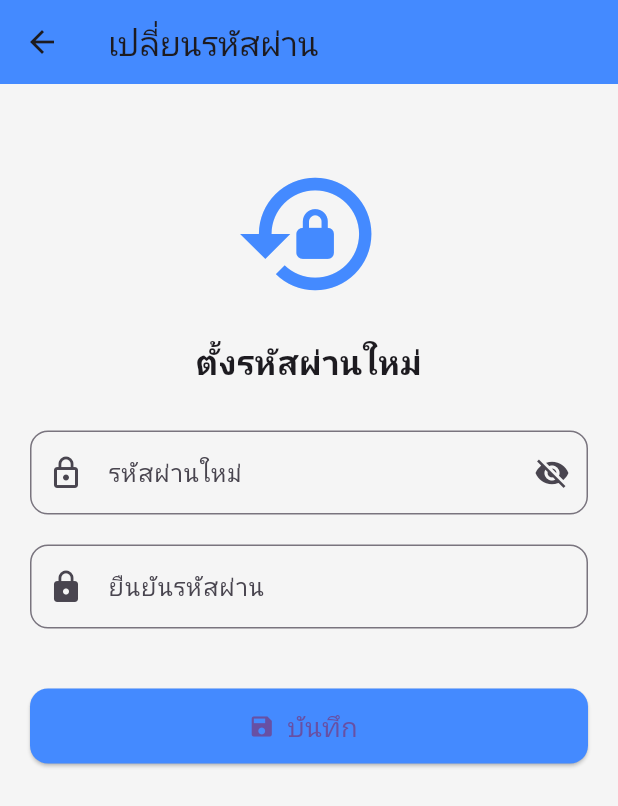
After one commit to Sermsukpond22/ReceiptBox, a Flutter app: the AdminScreen screen opened directly, item 2 of the bottom bar chosen, after a tap on "เปลี่ยนรหัสผ่าน", on a phone screen of 412 x 824 dp. The commit adds this screen. Shown: the top 806 px of the screen. Run offline on Flutter 3.47's test engine with Material 3 defaults, Android fonts, the phone set to English and light mode, and no system bars; our stand-ins replace cloud_firestore, cool_alert, firebase_auth, firebase_core, firebase_storage, flutter_dotenv and 2 more; accounts and stored records are empty; Roboto replaces fonts that are missing (Kanit, Prompt).

Commit message:
ทำหน้าแอดมิน

```diff
--- /dev/null
+++ b/lib/Screen/Admin/AdminScreen.dart
@@ -0,0 +1,108 @@
+// lib/Screen/AdminScreen.dart
+import 'package:flutter/material.dart';
+import 'package:google_fonts/google_fonts.dart';
+import 'package:firebase_auth/firebase_auth.dart'; // สำหรับ logout
+// import 'package:cloud_firestore/cloud_firestore.dart'; // สำหรับใช้ในอนาคตถ้าต้องการ
+import 'package:cool_alert/cool_alert.dart'; // สำหรับแจ้งเตือน
+import 'package:run_android/Screen/LoginScreen.dart';
+
+import 'UserManagementScreen.dart'; // import หน้าจัดการผู้ใช้
+import 'AdminSettingsScreen.dart'; // import หน้าตั้งค่าผู้ดูแลระบบ
+
+
+class AdminScreen extends StatefulWidget {
+  @override
+  _AdminScreenState createState() => _AdminScreenState();
+}
+
+class _AdminScreenState extends State<AdminScreen> {
+  int _selectedIndex = 0;
+
+  // รายการ Widget ที่จะแสดงในแต่ละ tab ของ BottomNavigationBar
+  static final List<Widget> _widgetOptions = <Widget>[
+    UserManagementScreen(), // หน้าจัดการผู้ใช้
+    AdminSettingsScreen(), // หน้าตั้งค่าผู้ดูแลระบบ
+  ];
+
+  void _onItemTapped(int index) {
+    setState(() {
+      _selectedIndex = index;
+    });
+  }
+
+  // ฟังก์ชันสำหรับออกจากระบบ
+  Future<void> _logout() async {
+    CoolAlert.show(
+      context: context,
+      type: CoolAlertType.confirm,
+      title: 'ออกจากระบบ',
+      text: 'คุณแน่ใจหรือไม่ที่ต้องการออกจากระบบ?',
+      confirmBtnText: 'ใช่',
+      cancelBtnText: 'ไม่',
+      onConfirmBtnTap: () async {
+        try {
+          await FirebaseAuth.instance.signOut();
+          Navigator.of(context).pushAndRemoveUntil(
+            MaterialPageRoute(builder: (context) => LoginScreen()),
+            (Route<dynamic> route) => false, // ลบทุกหน้าออกจาก stack
+          );
+          CoolAlert.show(
+            context: context,
+            type: CoolAlertType.success,
+            title: 'ออกจากระบบสำเร็จ',
+            text: 'กำลังนำคุณไปยังหน้าเข้าสู่ระบบ',
+            autoCloseDuration: Duration(seconds: 2),
+          );
+        } catch (e) {
+          CoolAlert.show(
+            context: context,
+            type: CoolAlertType.error,
+            title: 'เกิดข้อผิดพลาด',
+            text: 'ไม่สามารถออกจากระบบได้: ${e.toString()}',
+          );
+        }
+      },
+    );
+  }
+
+  @override
+  Widget build(BuildContext context) {
+    return Scaffold(
+      appBar: AppBar(
+        title: Text(
+          'หน้าสำหรับผู้ดูแลระบบ',
+          style: GoogleFonts.prompt(fontWeight: FontWeight.w600, color: Colors.white),
+        ),
+        backgroundColor: Colors.red[700],
+        centerTitle: true,
+        actions: [
+          IconButton(
+            icon: Icon(Icons.logout, color: Colors.white),
+            onPressed: _logout,
+            tooltip: 'ออกจากระบบ',
+          ),
+        ],
+      ),
+      body: _widgetOptions.elementAt(_selectedIndex), // แสดง Widget ตามเมนูที่เลือก
+      bottomNavigationBar: BottomNavigationBar(
+        items: <BottomNavigationBarItem>[
+          BottomNavigationBarItem(
+            icon: Icon(Icons.people),
+            label: 'จัดการผู้ใช้',
+          ),
+          BottomNavigationBarItem(
+            icon: Icon(Icons.settings),
+            label: 'ตั้งค่าผู้ดูแลระบบ',
+          ),
+        ],
+        currentIndex: _selectedIndex,
+        selectedItemColor: Colors.red[700], // สีไอคอนที่เลือก
+        unselectedItemColor: Colors.grey, // สีไอคอนที่ยังไม่เลือก
+        onTap: _onItemTapped,
+        backgroundColor: Colors.white,
+        selectedLabelStyle: GoogleFonts.prompt(),
+        unselectedLabelStyle: GoogleFonts.prompt(),
+      ),
+    );
+  }
+}
--- /dev/null
+++ b/lib/Screen/Admin/AdminSettingsScreen.dart
@@ -0,0 +1,96 @@
+import 'package:flutter/material.dart';
+import 'package:google_fonts/google_fonts.dart';
+import 'package:firebase_auth/firebase_auth.dart';
+import 'package:run_android/Screen/Admin/ChangPasswordScreen.dart';
+import 'package:run_android/Screen/LoginScreen.dart';
+import 'package:cool_alert/cool_alert.dart';
+
+class AdminSettingsScreen extends StatefulWidget {
+  @override
+  _AdminSettingsScreenState createState() => _AdminSettingsScreenState();
+}
+
+class _AdminSettingsScreenState extends State<AdminSettingsScreen> {
+  User? _currentUser;
+  String? _profileImageUrl;
+
+  @override
+  void initState() {
+    super.initState();
+    _loadUserData();
+  }
+
+  Future<void> _loadUserData() async {
+    _currentUser = FirebaseAuth.instance.currentUser;
+    if (mounted) {
+      setState(() {});
+    }
+  }
+
+  Future<void> _logout() async {
+    CoolAlert.show(
+      context: context,
+      type: CoolAlertType.confirm,
+      title: "ออกจากระบบ",
+      text: "คุณแน่ใจหรือไม่ว่าต้องการออกจากระบบ?",
+      confirmBtnText: "ใช่",
+      cancelBtnText: "ยกเลิก",
+      onConfirmBtnTap: () async {
+        await FirebaseAuth.instance.signOut();
+        Navigator.of(context).pushAndRemoveUntil(
+          MaterialPageRoute(builder: (context) => LoginScreen()),
+          (route) => false,
+        );
+      },
+    );
+  }
+
+  @override
+  Widget build(BuildContext context) {
+    return Scaffold(
+      backgroundColor: Colors.grey[100],
+      appBar: AppBar(
+        title: Text('ตั้งค่าผู้ดูแลระบบ', style: GoogleFonts.prompt()),
+        backgroundColor: Colors.grey,
+        elevation: 0,
+      ),
+      body: SingleChildScrollView(
+        padding: EdgeInsets.all(20),
+        child: Column(
+          children: [
+            CircleAvatar(
+              radius: 55,
+              backgroundColor: Colors.white,
+              backgroundImage: _profileImageUrl != null
+                  ? NetworkImage(_profileImageUrl!)
+                  : AssetImage('assets/images/default_profile.png') as ImageProvider,
+            ),
+            SizedBox(height: 20),
+            Text(
+              _currentUser?.email ?? 'ไม่พบอีเมล',
+              style: GoogleFonts.prompt(fontSize: 18, fontWeight: FontWeight.w500),
+            ),
+            SizedBox(height: 30),
+            ListTile(
+              leading: Icon(Icons.lock_outline, color: Colors.blueAccent),
+              title: Text('เปลี่ยนรหัสผ่าน', style: GoogleFonts.prompt(fontSize: 16)),
+              trailing: Icon(Icons.arrow_forward_ios, size: 16),
+              onTap: () {
+                Navigator.push(
+                  context,
+                  MaterialPageRoute(builder: (context) => ChangePasswordScreen()),
+                );
+              },
+            ),
+            Divider(),
+            ListTile(
+              leading: Icon(Icons.exit_to_app, color: Colors.redAccent),
+              title: Text('ออกจากระบบ', style: GoogleFonts.prompt(fontSize: 16, color: Colors.red)),
+              onTap: _logout,
+            ),
+          ],
+        ),
+      ),
+    );
+  }
+}
--- /dev/null
+++ b/lib/Screen/Admin/ChangPasswordScreen.dart
@@ -0,0 +1,166 @@
+import 'package:flutter/material.dart';
+import 'package:google_fonts/google_fonts.dart';
+import 'package:firebase_auth/firebase_auth.dart';
+import 'package:cool_alert/cool_alert.dart';
+import 'package:run_android/Screen/LoginScreen.dart';
+
+class ChangePasswordScreen extends StatefulWidget {
+  @override
+  _ChangePasswordScreenState createState() => _ChangePasswordScreenState();
+}
+
+class _ChangePasswordScreenState extends State<ChangePasswordScreen> {
+  final _formKey = GlobalKey<FormState>();
+  final _newPasswordController = TextEditingController();
+  final _confirmPasswordController = TextEditingController();
+  bool _isLoading = false;
+  bool _obscurePassword = true;
+
+  Future<void> _changePassword() async {
+    if (_formKey.currentState!.validate()) {
+      setState(() {
+        _isLoading = true;
+      });
+
+      try {
+        final user = FirebaseAuth.instance.currentUser;
+        if (user != null) {
+          await user.updatePassword(_newPasswordController.text.trim());
+
+          CoolAlert.show(
+            context: context,
+            type: CoolAlertType.success,
+            title: "เปลี่ยนรหัสผ่านสำเร็จ",
+            text: "กรุณาลงชื่อเข้าใช้อีกครั้งด้วยรหัสผ่านใหม่",
+            onConfirmBtnTap: () async {
+              await FirebaseAuth.instance.signOut();
+              Navigator.of(context).pushAndRemoveUntil(
+                MaterialPageRoute(builder: (context) => LoginScreen()),
+                (route) => false,
+              );
+            },
+          );
+        } else {
+          CoolAlert.show(
+            context: context,
+            type: CoolAlertType.error,
+            title: "เกิดข้อผิดพลาด",
+            text: "ไม่พบผู้ใช้ที่ลงชื่อเข้าใช้",
+          );
+        }
+      } on FirebaseAuthException catch (e) {
+        CoolAlert.show(
+          context: context,
+          type: CoolAlertType.error,
+          title: "ไม่สามารถเปลี่ยนรหัสผ่านได้",
+          text: e.message,
+        );
+      } finally {
+        setState(() {
+          _isLoading = false;
+        });
+      }
+    }
+  }
+
+  @override
+  Widget build(BuildContext context) {
+    return Scaffold(
+      backgroundColor: Colors.grey[100],
+      appBar: AppBar(
+        title: Text('เปลี่ยนรหัสผ่าน', style: GoogleFonts.prompt()),
+        backgroundColor: Colors.blueAccent,
+        elevation: 0,
+      ),
+      body: Padding(
+        padding: EdgeInsets.all(20),
+        child: Form(
+          key: _formKey,
+          child: ListView(
+            children: [
+              SizedBox(height: 30),
+              Icon(Icons.lock_reset, size: 100, color: Colors.blueAccent),
+              SizedBox(height: 20),
+              Text(
+                'ตั้งรหัสผ่านใหม่',
+                style: GoogleFonts.prompt(
+                  fontSize: 22,
+                  fontWeight: FontWeight.bold,
+                ),
+                textAlign: TextAlign.center,
+              ),
+              SizedBox(height: 30),
+
+              // New Password
+              TextFormField(
+                controller: _newPasswordController,
+                obscureText: _obscurePassword,
+                decoration: InputDecoration(
+                  prefixIcon: Icon(Icons.lock_outline),
+                  suffixIcon: IconButton(
+                    icon: Icon(
+                      _obscurePassword ? Icons.visibility_off : Icons.visibility,
+                    ),
+                    onPressed: () {
+                      setState(() {
+                        _obscurePassword = !_obscurePassword;
+                      });
+                    },
+                  ),
+                  labelText: 'รหัสผ่านใหม่',
+                  border: OutlineInputBorder(borderRadius: BorderRadius.circular(12)),
+                ),
+                validator: (value) {
+                  if (value == null || value.isEmpty || value.length < 6) {
+                    return 'กรุณากรอกรหัสผ่านอย่างน้อย 6 ตัวอักษร';
+                  }
+                  return null;
+                },
+              ),
+              SizedBox(height: 20),
+
+              // Confirm Password
+              TextFormField(
+                controller: _confirmPasswordController,
+                obscureText: _obscurePassword,
+                decoration: InputDecoration(
+                  prefixIcon: Icon(Icons.lock),
+                  labelText: 'ยืนยันรหัสผ่าน',
+                  border: OutlineInputBorder(borderRadius: BorderRadius.circular(12)),
+                ),
+                validator: (value) {
+                  if (value != _newPasswordController.text) {
+                    return 'รหัสผ่านไม่ตรงกัน';
+                  }
+                  return null;
+                },
+              ),
+              SizedBox(height: 40),
+
+              // Submit Button
+              SizedBox(
+                width: double.infinity,
+                height: 50,
+                child: ElevatedButton.icon(
+                  onPressed: _isLoading ? null : _changePassword,
+                  icon: Icon(Icons.save),
+                  label: Text('บันทึก', style: GoogleFonts.prompt(fontSize: 18)),
+                  style: ElevatedButton.styleFrom(
+                    backgroundColor: Colors.blueAccent,
+                    shape: RoundedRectangleBorder(
+                      borderRadius: BorderRadius.circular(12),
+                    ),
+                  ),
+                ),
+              ),
+              if (_isLoading) ...[
+                SizedBox(height: 20),
+                Center(child: CircularProgressIndicator()),
+              ]
+            ],
+          ),
+        ),
+      ),
+    );
+  }
+}
--- a/lib/main.dart
+++ b/lib/main.dart
@@ -22,7 +22,7 @@ class MyApp extends StatelessWidget {
   Widget build(BuildContext context) {
     return MaterialApp(
       debugShowCheckedModeBanner: false,
-      title: 'Flutter Demo',
+      title: 'Receipt Box',
       theme: ThemeData(
         textTheme: GoogleFonts.kanitTextTheme(),
       ),
```
Also changed, not shown: lib/Screen/Admin/UserManagementScreen.dart (added, +184 -0 lines), lib/Screen/LoginScreen.dart (+33 -1 lines), lib/Screen/RegisterScreen.dart (+5 -6 lines), assets/default_profile_image.png (added).
